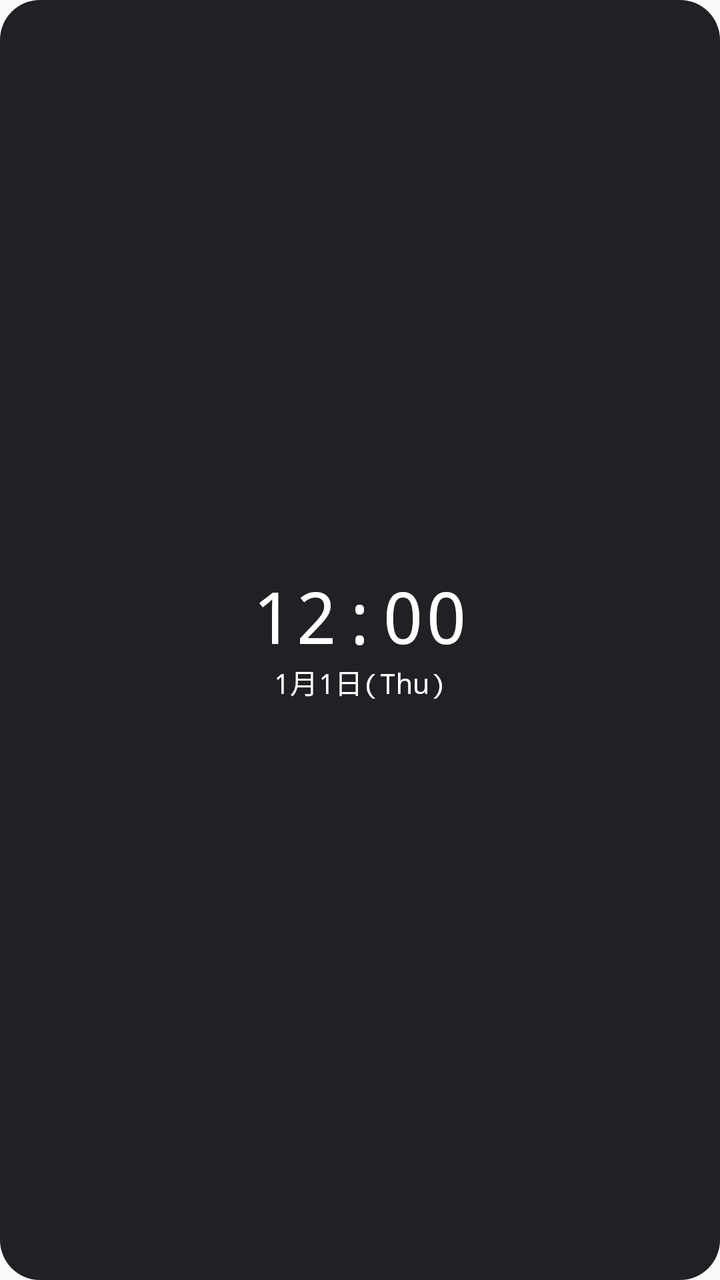
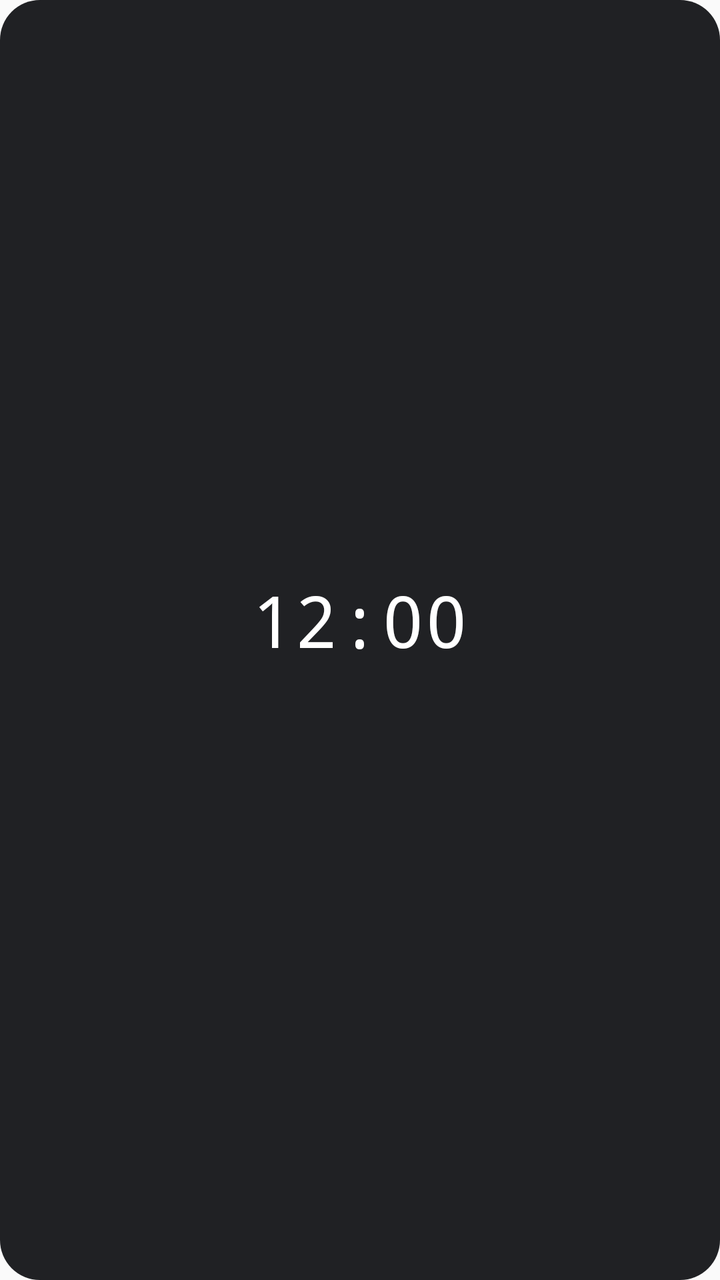

Before-and-after screenshots of an Android layout around one commit, followed by the original layout XML and the change that was made.
<!-- AndroidManifest.xml: application theme android:Theme.Material.Light.NoActionBar -->
<!-- res/layout/widget_mono.xml -->
<?xml version="1.0" encoding="utf-8"?>
<FrameLayout xmlns:android="http://schemas.android.com/apk/res/android"
    android:id="@+id/root"
    android:layout_width="match_parent"
    android:layout_height="match_parent">

    <ImageView
        android:id="@+id/bg"
        android:layout_width="match_parent"
        android:layout_height="match_parent"
        android:scaleType="fitXY"
        android:src="@drawable/widget_bg" />

    <LinearLayout
        android:layout_width="match_parent"
        android:layout_height="match_parent"
        android:gravity="center"
        android:id="@+id/content"
        android:orientation="vertical"
        android:padding="8dp">

        <TextClock
            android:id="@+id/time"
            android:fontFamily="monospace"
            android:layout_width="wrap_content"
            android:layout_height="wrap_content"
            android:format12Hour="h:mm"
            android:format24Hour="H:mm"
            android:includeFontPadding="false"
            android:maxLines="1"
            android:textColor="#FFFFFF"
            android:textSize="36sp" />

        <TextClock
            android:id="@+id/date"
            android:fontFamily="monospace"
            android:layout_width="wrap_content"
            android:layout_height="wrap_content"
            android:format12Hour="M月d日(E)"
            android:format24Hour="M月d日(E)"
            android:includeFontPadding="false"
            android:maxLines="1"
            android:textColor="#FFFFFF"
            android:textSize="14sp" />
    </LinearLayout>
</FrameLayout>
<!-- resources referenced by this layout -->
<resources>
  <!-- drawable widget_bg (drawable) -->
  <shape xmlns:android="http://schemas.android.com/apk/res/android" android:shape="rectangle">
      <solid android:color="#202124" />
      <corners android:radius="20dp" />
  </shape>
</resources>

<!-- the commit's change to res/layout/widget_mono.xml (unified diff, before → after) -->
@@ -12,18 +12,18 @@
         android:src="@drawable/widget_bg" />
 
     <LinearLayout
+        android:id="@+id/content"
         android:layout_width="match_parent"
         android:layout_height="match_parent"
         android:gravity="center"
-        android:id="@+id/content"
         android:orientation="vertical"
         android:padding="8dp">
 
         <TextClock
             android:id="@+id/time"
-            android:fontFamily="monospace"
             android:layout_width="wrap_content"
             android:layout_height="wrap_content"
+            android:fontFamily="monospace"
             android:format12Hour="h:mm"
             android:format24Hour="H:mm"
             android:includeFontPadding="false"
@@ -31,13 +31,11 @@
             android:textColor="#FFFFFF"
             android:textSize="36sp" />
 
-        <TextClock
+        <TextView
             android:id="@+id/date"
-            android:fontFamily="monospace"
             android:layout_width="wrap_content"
             android:layout_height="wrap_content"
-            android:format12Hour="M月d日(E)"
-            android:format24Hour="M月d日(E)"
+            android:fontFamily="monospace"
             android:includeFontPadding="false"
             android:maxLines="1"
             android:textColor="#FFFFFF"
